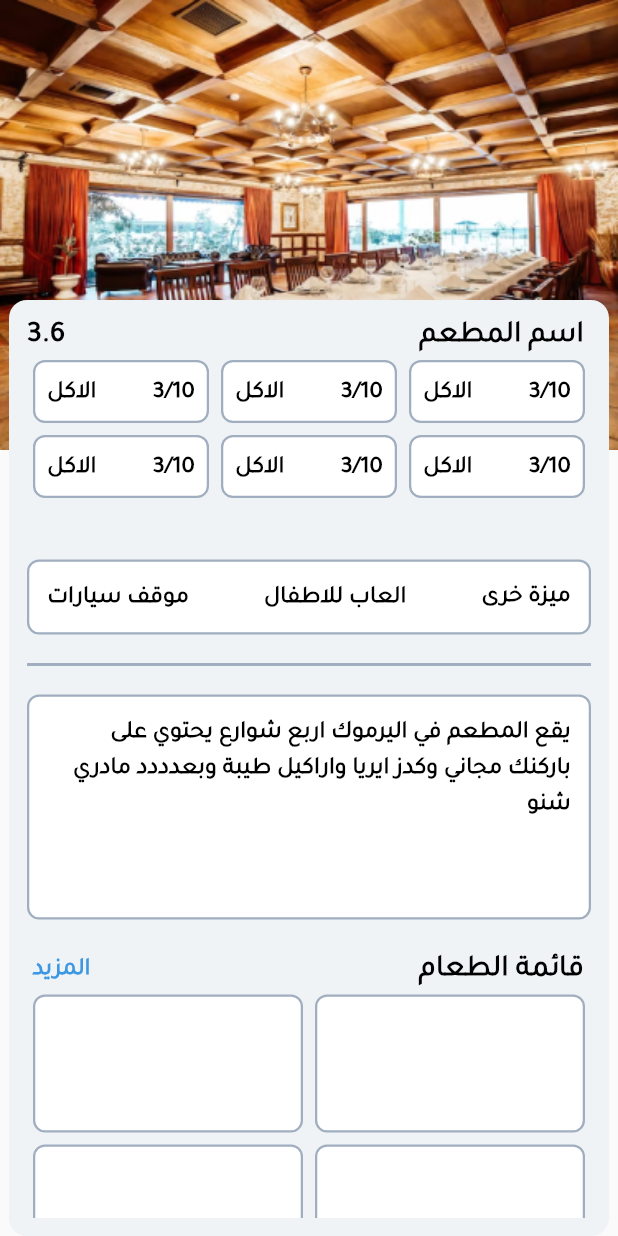
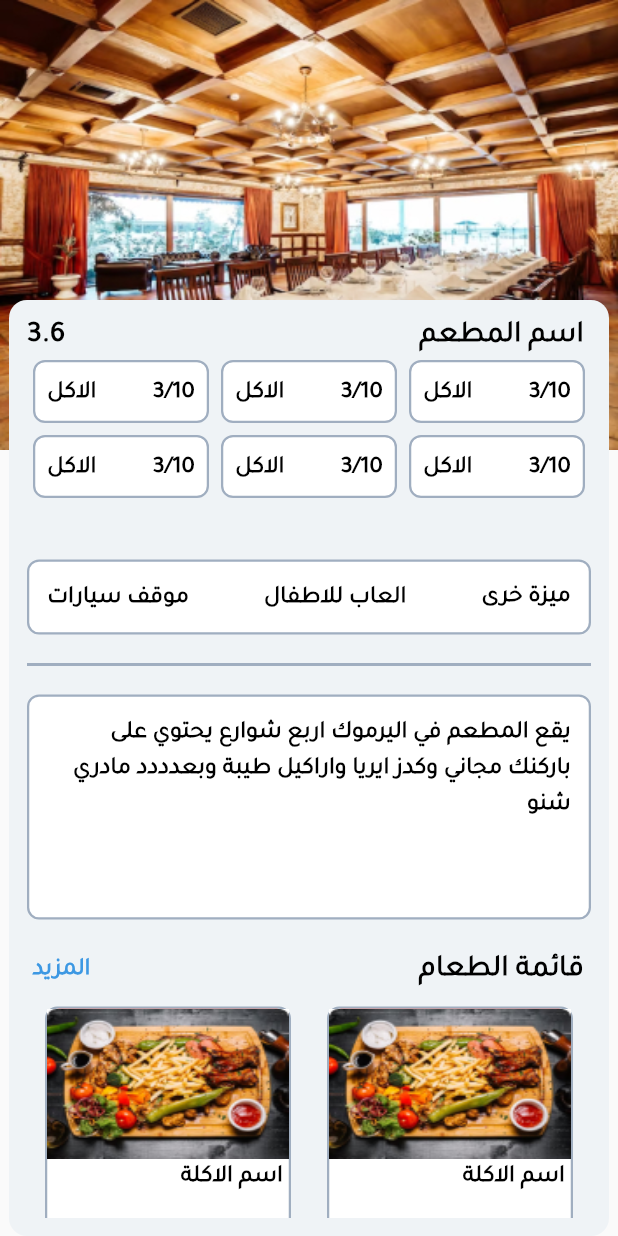
Before and after one commit to haneenAmer/rss_app, a Flutter app: the NavBar screen opened directly, after a tap on "data", on a phone screen of 412 x 824 dp. Run offline on Flutter 3.47's test engine with Material 2 defaults, Android fonts, the phone set to English and light mode, and no system bars; our stand-ins replace animated_splash_screen, google_nav_bar.

Commit message:
resize container of menue

```diff
--- a/lib/ui/screens/resturant_details.dart
+++ b/lib/ui/screens/resturant_details.dart
@@ -133,7 +133,9 @@ class ResturantDetailss extends StatelessWidget {
                                 style: BodyTextStyle,
                                 textAlign: TextAlign.right,
                               ))),
+
                       //////////---------- menue ---------------
+
                       const SizedBox(
                         height: 22,
                       ),
@@ -156,32 +158,68 @@ class ResturantDetailss extends StatelessWidget {
                           ),
                         ],
                       ),
-                      // const SizedBox(
-                      //   height: 12,
-                      // ),
+
                       SizedBox(
-                        height: 350,
+                        height: MediaQuery.of(context).size.height,
                         child: GridView.builder(
                             physics: const NeverScrollableScrollPhysics(),
                             itemCount: 6,
                             gridDelegate:
                                 const SliverGridDelegateWithFixedCrossAxisCount(
                               crossAxisCount: 2,
-                              mainAxisExtent: 100,
+                              mainAxisExtent: 200,
                             ),
                             itemBuilder: (context, i) {
                               return Padding(
                                 padding: const EdgeInsets.all(4.0),
                                 child: Container(
+                                  margin: EdgeInsets.all(8),
+
+                                  //width: 100,
                                   decoration: BoxDecoration(
                                       border: Border.all(
                                           color: AppColors.greyBorder,
                                           width: 1.5),
                                       borderRadius: BorderRadius.circular(8),
                                       color: AppColors.whiteMain),
-                                  child: Padding(
-                                      padding: const EdgeInsets.all(8.0),
-                                      child: Container()),
+                                  child: Column(
+                                    mainAxisAlignment: MainAxisAlignment.start,
+                                    crossAxisAlignment: CrossAxisAlignment.end,
+                                    children: [
+                                      // ClipRRect(
+
+                                      //   borderRadius: BorderRadius.circular(8),
+                                      //   clipBehavior:
+                                      //       Clip.antiAliasWithSaveLayer,
+                                      //   child: const Image(
+
+                                      //     fit: BoxFit.fitWidth,
+                                      //     image: const AssetImage(
+                                      //         'assets/images/food.jpg'),
+                                      //   ),
+                                      // ),
+
+                                      Container(
+                                          height: 100,
+                                          width: double.infinity,
+                                          decoration: const BoxDecoration(
+                                            color: Colors.red,
+                                            borderRadius: BorderRadius.vertical(
+                                                top: Radius.circular(8)),
+                                          ),
+                                          child: const Image(
+                                            fit: BoxFit.fill,
+                                            image: AssetImage(
+                                                'assets/images/food.jpg'),
+                                          )),
+
+                                      Text(
+                                        'اسم الاكلة ',
+                                        style: BodyTextStyle,
+                                        textAlign: TextAlign.start,
+                                      )
+                                    ],
+                                  ),
                                 ),
                               );
                             }),
```
